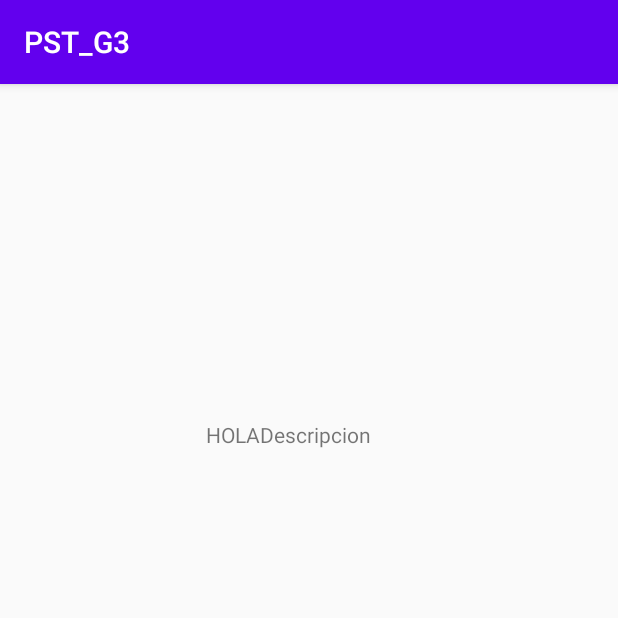
After one commit to kevinjlope/PST_TA5_G3, an Android app: the NavigationActivity screen opened directly, with no data from a screen before it, on a phone screen of 412 x 824 dp, the top half of it. The commit adds this screen. Run offline under Robolectric (Android 15) with nearby library versions, the phone set to English and light mode, and no system bars.

Commit message:
Creacion del Hasmapp para el almacenado de datos de la app

```diff
--- /dev/null
+++ b/app/src/main/java/com/example/pst_g3/NavigationActivity.java
@@ -0,0 +1,53 @@
+package com.example.pst_g3;
+
+import androidx.appcompat.app.AppCompatActivity;
+
+import android.os.Bundle;
+import android.util.Log;
+import android.widget.ImageView;
+import android.widget.TextView;
+
+import java.util.HashMap;
+
+public class NavigationActivity extends AppCompatActivity {
+
+    private TextView tv1;
+
+    @Override
+    protected void onCreate(Bundle savedInstanceState) {
+        super.onCreate(savedInstanceState);
+        setContentView(R.layout.activity_navigation);
+
+        //Inicializar el objeto tipo text view para escribir el valor sobre el los valores pasado por el Hasmap
+
+        tv1=(TextView)findViewById(R.id.MostraPanta);
+
+        //Creacion del Hasmap que contendra los recursos de la app
+
+        //EL hashmap esta ordenado de la siguiente forma {Categoria,{UrlImagen,Descripcion}}
+
+        HashMap<String, HashMap<String,String>> datos = new HashMap<String,HashMap<String, String>>();
+        //HashMap<String,String>datos=new HashMap<>();
+
+        HashMap<String,String>datosDentro= new HashMap<>();
+
+        //Ingreso de Datos 1
+        datos.put("terror",new HashMap<String, String>());
+        datos.get("terror").put("ImagenUrl","Descripcion");
+
+        //Ingreso de Datos NUEVA CATEGORIA
+        datos.put("terror",new HashMap<String, String>());
+        datos.get("terror").put("ImagenUrl","Descripcion");
+
+
+        //Escribir dentro del text view el valor de la clave
+
+
+        tv1.setText("HOLA"+ datos.get("terror").get("ImagenUrl"));
+
+
+    }
+
+
+
+}
--- /dev/null
+++ b/app/src/main/res/layout/activity_navigation.xml
@@ -0,0 +1,19 @@
+<?xml version="1.0" encoding="utf-8"?>
+<androidx.constraintlayout.widget.ConstraintLayout xmlns:android="http://schemas.android.com/apk/res/android"
+    xmlns:app="http://schemas.android.com/apk/res-auto"
+    xmlns:tools="http://schemas.android.com/tools"
+    android:layout_width="match_parent"
+    android:layout_height="match_parent"
+    tools:context=".NavigationActivity">
+
+    <TextView
+        android:id="@+id/MostraPanta"
+        android:layout_width="wrap_content"
+        android:layout_height="wrap_content"
+        android:layout_marginTop="224dp"
+        android:text="@string/revisardatos"
+        app:layout_constraintEnd_toEndOf="parent"
+        app:layout_constraintHorizontal_bias="0.456"
+        app:layout_constraintStart_toStartOf="parent"
+        app:layout_constraintTop_toTopOf="parent" />
+</androidx.constraintlayout.widget.ConstraintLayout>
```
Also changed, not shown: app/src/main/AndroidManifest.xml (+5 -3 lines), app/src/main/java/com/example/pst_g3/MainActivity.java (+21 -0 lines), app/src/main/res/layout/activity_main.xml (+75 -4 lines), app/src/main/res/values/strings.xml (+7 -0 lines).
